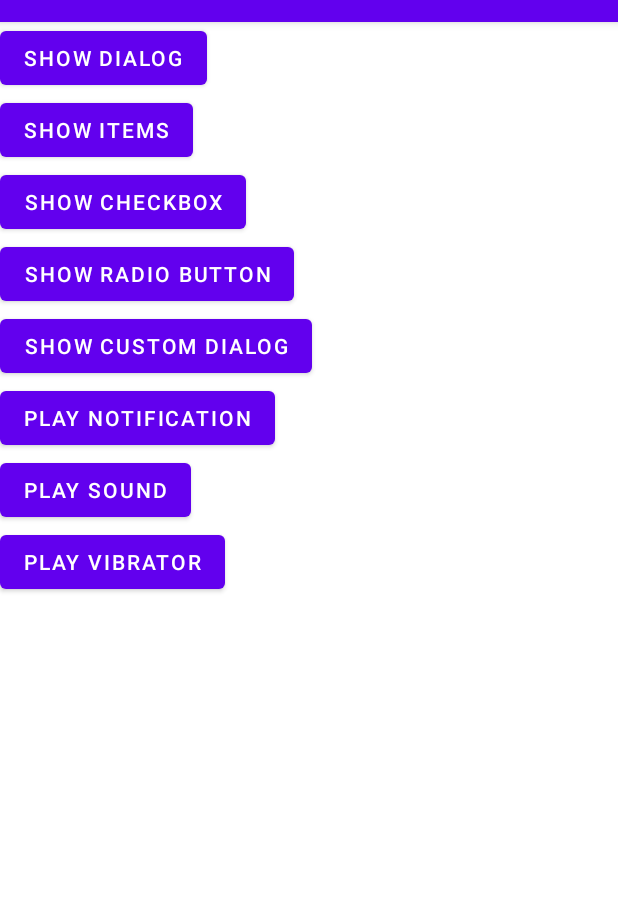
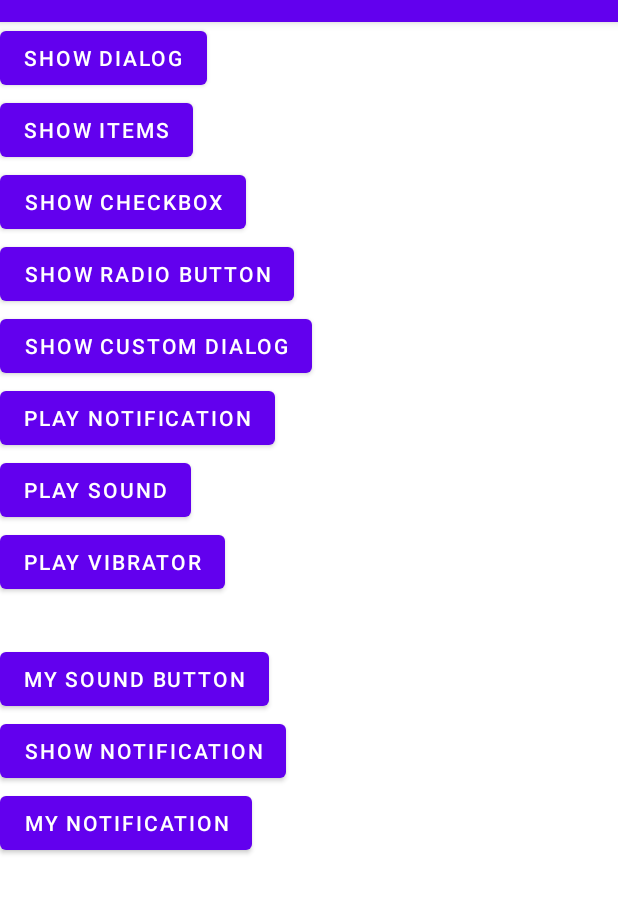
Before and after one commit to wjdgus0545/android-MyTestApp, an Android app: the screen it shows after launch (MainActivity), on a phone screen of 412 x 824 dp, the part 62-976 px from its top. Run offline under Robolectric (Android 15) with nearby library versions, the phone set to English and light mode, and no system bars.

Commit message:
ADD SECOND NOTIFICATAION BUTTON

```diff
--- a/alertdialog/src/main/java/com/example/alertdialog/MainActivity.kt
+++ b/alertdialog/src/main/java/com/example/alertdialog/MainActivity.kt
@@ -1,21 +1,23 @@
 package com.example.alertdialog
 
 import android.app.AlertDialog
+import android.app.NotificationChannel
+import android.app.NotificationManager
 import android.content.Context
 import android.content.DialogInterface
+import android.graphics.Color
+import android.media.AudioAttributes
 import android.media.MediaPlayer
 import android.media.RingtoneManager
 import android.net.Uri
-import android.os.Build
-import android.os.Bundle
-import android.os.VibrationEffect
-import android.os.Vibrator
+import android.os.*
 import android.util.Log
 import android.view.KeyEvent
 import android.view.LayoutInflater
 import android.widget.Toast
 import androidx.annotation.RequiresApi
 import androidx.appcompat.app.AppCompatActivity
+import androidx.core.app.NotificationCompat
 import com.example.alertdialog.databinding.ActivityMainBinding
 import com.example.alertdialog.databinding.DialogInputBinding
 
@@ -85,6 +87,7 @@ class MainActivity : AppCompatActivity() {
         binding.button5.setOnClickListener {
             createCustomDialog()
         }
+
         val notification: Uri = RingtoneManager.getDefaultUri(RingtoneManager.TYPE_NOTIFICATION)
         val ringtone = RingtoneManager.getRingtone(applicationContext, notification)
 
@@ -104,6 +107,106 @@ class MainActivity : AppCompatActivity() {
         binding.button8.setOnClickListener {
             vibrator.vibrate(VibrationEffect.createOneShot(500, VibrationEffect.DEFAULT_AMPLITUDE))
         }
+
+        val notification2:Uri = RingtoneManager.getDefaultUri(RingtoneManager.TYPE_NOTIFICATION)
+        val ringtone2 = RingtoneManager.getRingtone(applicationContext, notification2)
+
+        val player2 = MediaPlayer.create(this, R.raw.wineglassshatter)
+        binding.button9.setOnClickListener {
+            player2.start()
+        }
+
+        // NotificationManager, Builder 객체 변수 선언
+        val manager = getSystemService(NOTIFICATION_SERVICE) as NotificationManager
+        val builder: NotificationCompat.Builder
+
+        // 알림 빌더 설정
+        if(Build.VERSION.SDK_INT >= Build.VERSION_CODES.O) { // 오레오 버전 이상일 때 채널 필요
+            val channelId = "one-channel"
+            val channelName = "My Channel One"
+            val channel = NotificationChannel(
+                channelId,
+                channelName,
+                NotificationManager.IMPORTANCE_HIGH
+            ).apply{
+                description = "My Channel One Description"
+            }
+
+            // channel.description = "My Channel One Description" 위 apply문과 동일
+            channel.setShowBadge(true)
+            val uri: Uri = RingtoneManager.getDefaultUri(RingtoneManager.TYPE_NOTIFICATION)
+            val audioAttributes = AudioAttributes.Builder()
+                .setContentType(AudioAttributes.CONTENT_TYPE_SONIFICATION)
+                .setUsage(AudioAttributes.USAGE_ALARM)
+                .build()
+            channel.setSound(uri, audioAttributes)
+            channel.enableLights(true)
+            channel.lightColor = Color.RED
+            channel.enableVibration(true)
+            channel.vibrationPattern = longArrayOf(100, 200, 100, 200)
+
+            manager.createNotificationChannel(channel)
+
+            builder = NotificationCompat.Builder(this, channelId)
+        } else { // 오레오 버전 미만일 때는 채널 지원하지 않음
+            builder = NotificationCompat.Builder(this)
+        }
+
+
+        builder.setSmallIcon(android.R.drawable.ic_notification_overlay)
+        builder.setWhen(System.currentTimeMillis())
+        builder.setContentTitle("Content Title")
+        builder.setContentText("Content Massgae")
+
+
+        binding.button10.setOnClickListener {
+
+            // 알림 표시
+            manager.notify(11, builder.build())
+        }
+
+        val manager2 = getSystemService(NOTIFICATION_SERVICE) as NotificationManager
+        val builder2: NotificationCompat.Builder
+
+        if(Build.VERSION.SDK_INT >= Build.VERSION_CODES.O){
+            val channelId = "two-channel"
+            val channelName = "My second channel"
+            val channel = NotificationChannel(
+                channelId,
+                channelName,
+                NotificationManager.IMPORTANCE_HIGH
+            ).apply{
+                description = "My second channel description"
+            }
+
+            channel.setShowBadge(true)
+
+            val uri: Uri = RingtoneManager.getDefaultUri(RingtoneManager.TYPE_NOTIFICATION)
+            val audioAttributes = AudioAttributes.Builder()
+                .setContentType(AudioAttributes.CONTENT_TYPE_SONIFICATION)
+                .setUsage(AudioAttributes.USAGE_ALARM)
+                .build()
+
+            channel.setSound(uri, audioAttributes)
+            channel.vibrationPattern = longArrayOf(100, 200, 50, 100)
+
+            manager2.createNotificationChannel(channel)
+
+            builder2 = NotificationCompat.Builder(this, channelId)
+
+        } else {
+            builder2 = NotificationCompat.Builder(this)
+        }
+
+        builder2.setSmallIcon(android.R.drawable.ic_dialog_email)
+        builder2.setWhen(System.currentTimeMillis())
+        builder2.setContentTitle("My notification")
+        builder2.setContentText("I made it!")
+
+        binding.button11.setOnClickListener {
+            manager2.notify(12, builder2.build())
+        }
+
 
         setContentView(binding.root)
     }
--- a/alertdialog/src/main/res/layout/activity_main.xml
+++ b/alertdialog/src/main/res/layout/activity_main.xml
@@ -51,4 +51,23 @@
         android:layout_width="wrap_content"
         android:layout_height="wrap_content"
         android:text="@string/vibrate" />
+
+    <Button
+        android:id="@+id/button9"
+        android:layout_width="wrap_content"
+        android:layout_height="wrap_content"
+        android:text="My sound button"
+        android:layout_marginTop="30dp" />
+
+    <Button
+        android:id="@+id/button10"
+        android:layout_width="wrap_content"
+        android:layout_height="wrap_content"
+        android:text="Show Notification" />
+
+    <Button
+        android:id="@+id/button11"
+        android:layout_width="wrap_content"
+        android:layout_height="wrap_content"
+        android:text="my notification" />
 </LinearLayout>
```
